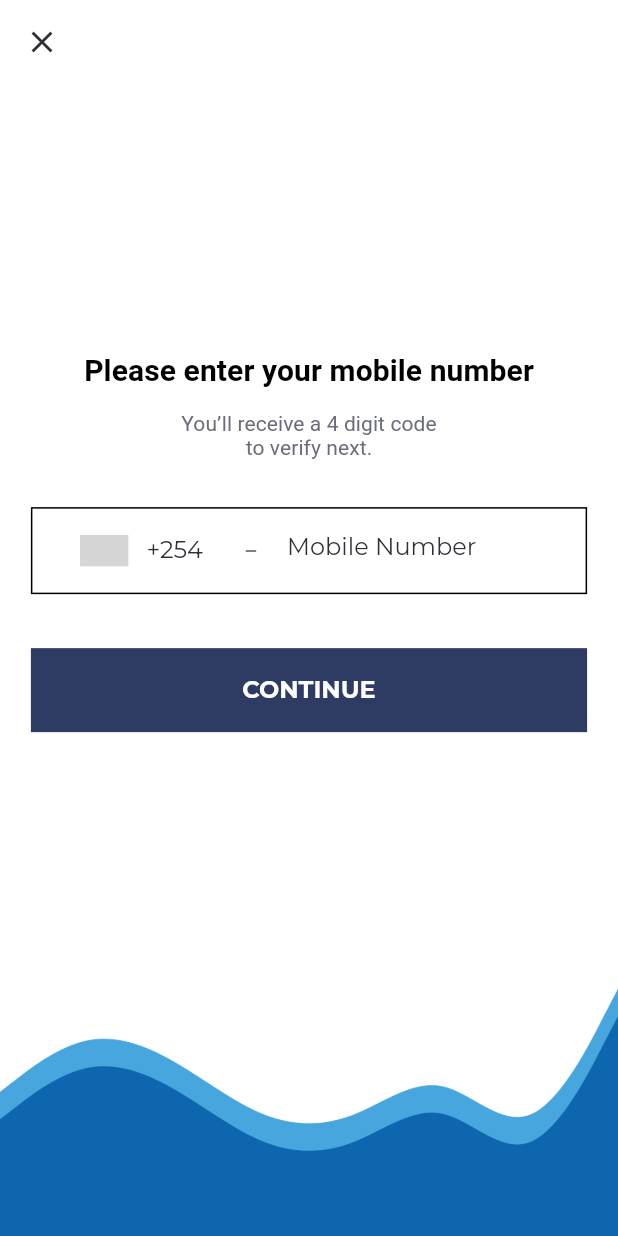
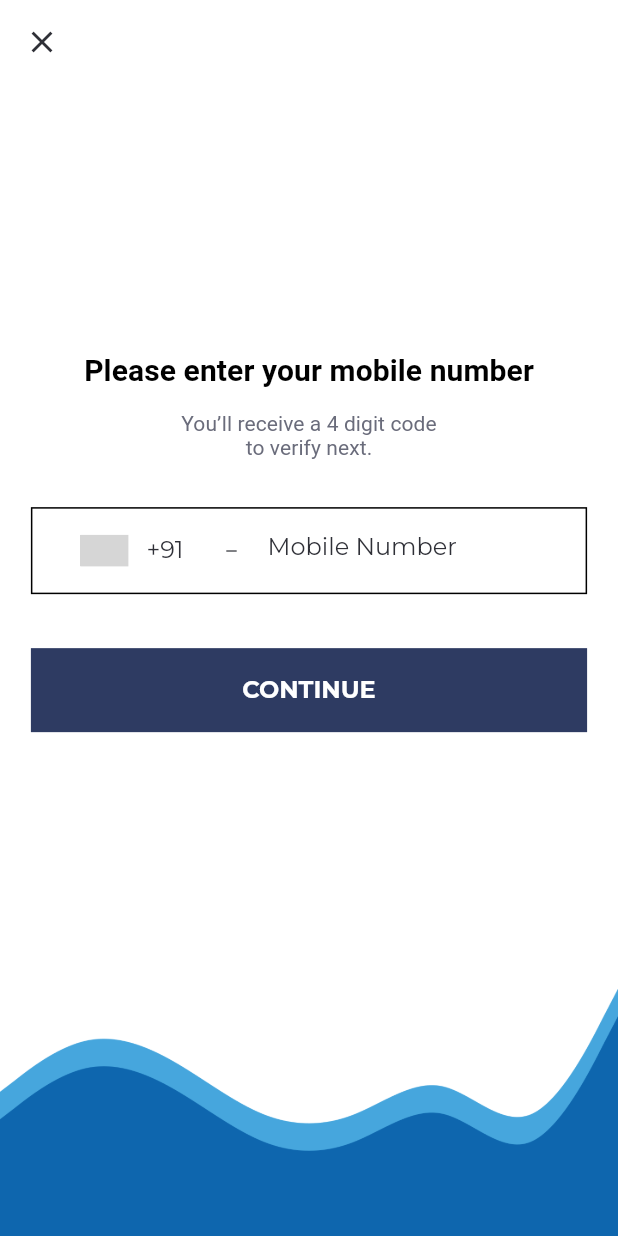
Before and after one commit to anorld-droid/Liveasy-Task, a Flutter app: the MobileNumber screen opened by its route, on a phone screen of 412 x 824 dp. Run offline on Flutter 3.47's test engine with Material 2 defaults, Android fonts, the phone set to English and light mode, and no system bars; drawn by our look-alikes of intl_phone_number_input; our stand-ins replace firebase_auth, firebase_core, get, google_fonts; accounts and stored records are empty; grey boxes are pictures that could not be loaded.

Commit message:
Update   to India code.

```diff
--- a/lib/controller.dart
+++ b/lib/controller.dart
@@ -26,8 +26,8 @@ class Controller extends GetxController {
 
   final GlobalKey<FormState> formKey = GlobalKey<FormState>();
   final TextEditingController mobileNumberController = TextEditingController();
-  String initialCountry = 'KE';
-  final Rx<PhoneNumber> number = Rx(PhoneNumber(isoCode: 'KE'));
+  String initialCountry = 'IN';
+  final Rx<PhoneNumber> number = Rx(PhoneNumber(isoCode: 'IN'));
   final RxBool isPhoneNumberValid = false.obs;
 
   late final SystemUiOverlayStyle systemUiOverlayStyle;
@@ -65,7 +65,7 @@ class Controller extends GetxController {
       if (resendToken?.value != null) {
         Get.toNamed(LiveasyRoutes.verifyPhone);
         await _auth.signInWithPhoneNumber(
-          "+254${mobileNumberController.text}",
+          "+91${mobileNumberController.text}",
           forceResendingToken: resendToken!.value,
           verificationCompleted: (credential) async {
             _auth.signUpUser(credential);
@@ -93,7 +93,7 @@ class Controller extends GetxController {
     if (isPhoneNumberValid.isTrue) {
       Get.toNamed(LiveasyRoutes.verifyPhone);
       await _auth.signInWithPhoneNumber(
-        "+254${mobileNumberController.text}",
+        "+91${mobileNumberController.text}",
         verificationCompleted: (credential) async {
           // Sign the user in  with the auto-generated credential and navigate to profile
           _auth.signUpUser(credential);
--- a/lib/feature/mobile_number.dart
+++ b/lib/feature/mobile_number.dart
@@ -54,23 +54,23 @@ class MobileNumber extends GetView<Controller> {
             ),
           ),
         ),
-        Form(
-          key: controller.formKey,
-          child: Container(
+        Container(
           width: Get.width * 0.90,
           decoration: BoxDecoration(
               border: Border.all(
                   color: Get.theme.colorScheme.onBackground, width: 1)),
           margin: const EdgeInsets.symmetric(vertical: 24, horizontal: 8),
-            padding:
-                const EdgeInsets.symmetric(horizontal: 12.0, vertical: 4.0),
+          padding: const EdgeInsets.symmetric(horizontal: 12.0, vertical: 4.0),
+          child: Obx(
+            () => Form(
+              key: controller.formKey,
               child: InternationalPhoneNumberInput(
                 onInputChanged: (PhoneNumber number) {
                   controller.formKey.currentState?.validate();
                   if (controller.isPhoneNumberValid.value) {
                     controller.number.value = number;
-                  print(controller.number.value.phoneNumber);
                   }
+                  print('Changed');
                 },
                 onInputValidated: (bool value) {
                   controller.isPhoneNumberValid.value = value;
@@ -82,7 +82,7 @@ class MobileNumber extends GetView<Controller> {
                 validator: (String? number) {
                   if (number == null) {
                     return LiveasyStrings.errorMessage;
-                } else if (number.length < 9) {
+                  } else if (number.length < 11) {
                     return LiveasyStrings.errorMessage;
                   } else {
                     return null;
@@ -93,11 +93,11 @@ class MobileNumber extends GetView<Controller> {
                 selectorTextStyle: Get.textTheme.bodyMedium,
                 textStyle: Get.textTheme.bodyMedium,
                 initialValue: controller.number.value,
-              maxLength: 11,
+                maxLength: 12,
                 scrollPadding: const EdgeInsets.all(0),
                 textFieldController: controller.mobileNumberController,
                 formatInput: true,
-              countries: ['KE'],
+                countries: const ['IN'],
                 hintText: LiveasyStrings.hintText,
                 spaceBetweenSelectorAndTextField: 0,
                 inputDecoration: InputDecoration(
@@ -112,6 +112,7 @@ class MobileNumber extends GetView<Controller> {
                 onSaved: (PhoneNumber number) {
                   controller.number.value = number;
                 },
+              ),
             ),
           ),
         ),
--- a/lib/feature/verify_phone.dart
+++ b/lib/feature/verify_phone.dart
@@ -1,6 +1,5 @@
 import 'package:flutter/gestures.dart';
 import 'package:flutter/material.dart';
-import 'package:flutter/services.dart';
 import 'package:get/get.dart';
 import 'package:patrice_mulindi_task/controller.dart';
 import 'package:patrice_mulindi_task/utils/liveasy_strings.dart';
@@ -52,7 +51,7 @@ class VerifyPhone extends GetView<Controller> {
                       style: Get.textTheme.bodySmall,
                       children: [
                 TextSpan(
-                  text: "+254${controller.mobileNumberController.text}",
+                  text: "+91${controller.mobileNumberController.text}",
                   style: Get.textTheme.bodySmall,
                 ),
               ]))),
```
Also changed, not shown: lib/feature/profile.dart (+12 -2 lines). Lines whose indentation alone changed are shown as unchanged.
